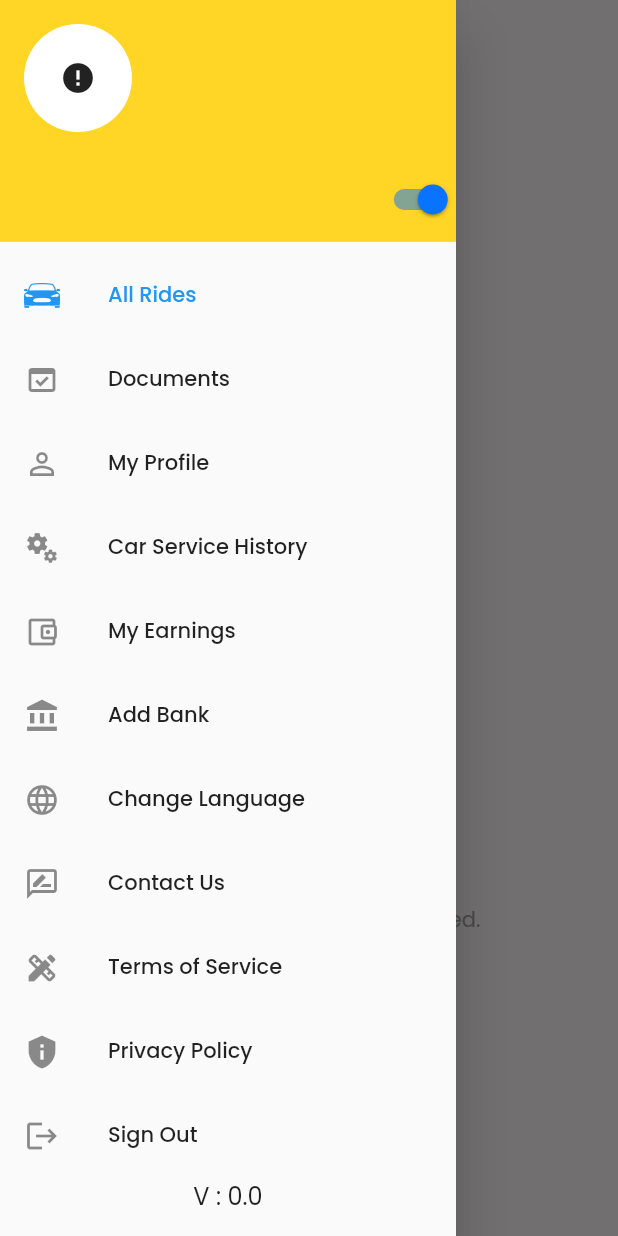
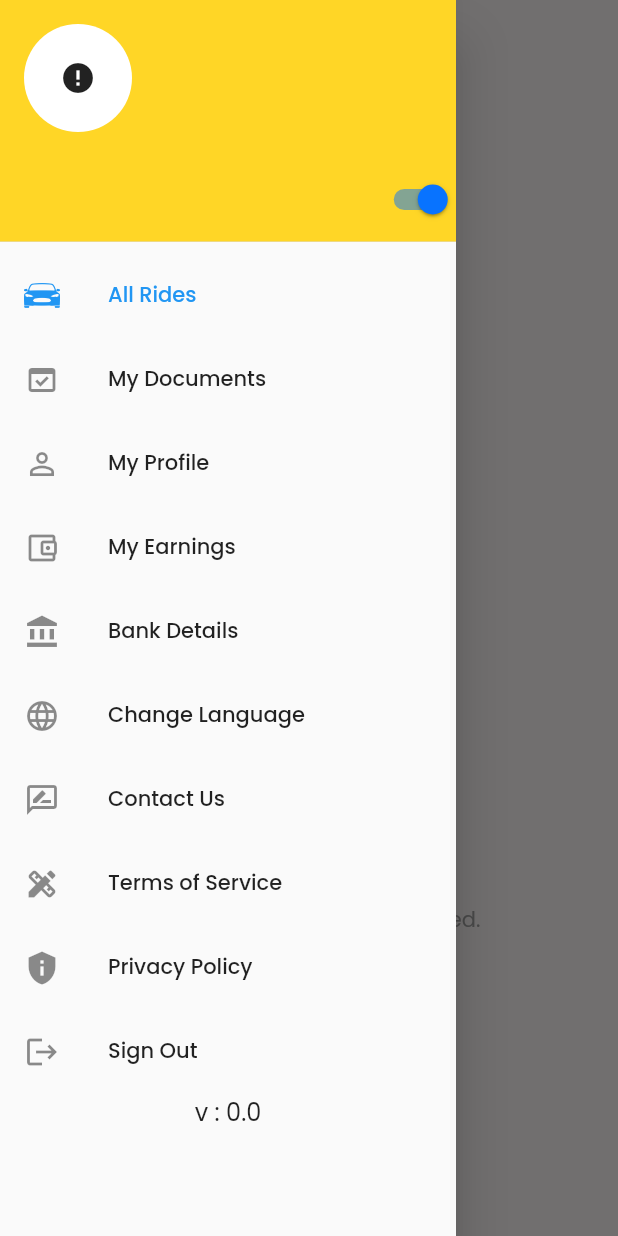
Before and after one commit to veidi-dev/apps, a Flutter app: the DashBoard screen opened directly, with the side drawer open, on a phone screen of 412 x 824 dp. Run offline on Flutter 3.47's test engine with Material 2 defaults, Android fonts, the phone set to English and light mode, and no system bars; drawn by our look-alikes of cached_network_image; our stand-ins replace cloud_firestore, dio, dotted_border, file_picker, firebase_auth, firebase_core and 22 more; missing offline and left inert: clipboard, flutter_braintree, flutter_google_places, flutter_polyline_points, flutter_stripe and 11 more; accounts and stored records are empty; network calls fail; statements that could not run were skipped.

Commit message:
Update para MVP settings. Falta: "On ride"

```diff
--- a/cabme_driver/lib/constant/constant.dart
+++ b/cabme_driver/lib/constant/constant.dart
@@ -29,8 +29,8 @@ class Constant {
   static String? taxName = 'Tax';
   static String? distanceUnit = "KM";
   static String? contactUsEmail = "",
-      contactUsAddress = "",
-      contactUsPhone = "";
+      contactUsAddress = "it@veidi.pt",
+      contactUsPhone = "+351925797913";
 
   static CollectionReference conversation =
       FirebaseFirestore.instance.collection('conversation');
--- a/cabme_driver/lib/controller/dash_board_controller.dart
+++ b/cabme_driver/lib/controller/dash_board_controller.dart
@@ -68,16 +68,16 @@ class DashBoardController extends GetxController {
   RxInt selectedDrawerIndex = 0.obs;
 
   final drawerItems = [
-    DrawerItem('All Rides'.tr, CupertinoIcons.car_detailed),
-    // DrawerItem('confirmed'.tr, CupertinoIcons.checkmark_circle),
-    // DrawerItem('on_ride'.tr, Icons.directions_boat_outlined),
-    // DrawerItem('completed'.tr, Icons.incomplete_circle_outlined),
-    // DrawerItem('canceled'.tr, Icons.cancel_outlined),
-    DrawerItem('Documents'.tr, Icons.domain_verification),
+    DrawerItem('all_rides'.tr, CupertinoIcons.car_detailed),
+    //DrawerItem('confirmed'.tr, CupertinoIcons.checkmark_circle),
+    //DrawerItem('on_ride'.tr, Icons.directions_boat_outlined),
+    //DrawerItem('completed'.tr, Icons.incomplete_circle_outlined),
+    //DrawerItem('canceled'.tr, Icons.cancel_outlined),
+    DrawerItem('documents'.tr, Icons.domain_verification),
     DrawerItem('my_profile'.tr, Icons.person_outline),
-    DrawerItem('Car Service History'.tr, Icons.miscellaneous_services),
-    DrawerItem('My Earnings'.tr, Icons.account_balance_wallet_outlined),
-    DrawerItem('Add Bank'.tr, Icons.account_balance),
+    // DrawerItem('Car Service History'.tr, Icons.miscellaneous_services),
+    DrawerItem('my_earnings'.tr, Icons.account_balance_wallet_outlined),
+    DrawerItem('add_bank'.tr, Icons.account_balance),
     DrawerItem('change_language'.tr, Icons.language),
     DrawerItem('contact_us'.tr, Icons.rate_review_outlined),
     DrawerItem('term_service'.tr, Icons.design_services),
@@ -171,19 +171,19 @@ class DashBoardController extends GetxController {
         return DocumentStatusScreen();
       case 2:
         return MyProfileScreen();
+      //case 3:
+      //return const CarServiceBookHistory();
       case 3:
-        return const CarServiceBookHistory();
+        return WalletScreen();
       case 4:
-        return WalletScreen();
+        return const ShowBankDetails();
       case 5:
-        return const ShowBankDetails();
+        return const LocalizationScreens(intentType: "dashBoard");
       case 6:
-        return const LocalizationScreens(intentType: "dashBoard");
+        return const ContactUsScreen();
       case 7:
-        return const ContactUsScreen();
+        return const TermsOfServiceScreen();
       case 8:
-        return const TermsOfServiceScreen();
-      case 9:
         return const PrivacyPolicyScreen();
       default:
         return const Text("Error");
--- a/cabme_driver/lib/lang/app_en.dart
+++ b/cabme_driver/lib/lang/app_en.dart
@@ -69,5 +69,9 @@ const Map<String, String> enUS = {
   'message': "Message",
   'submit_query_message': "Submit your Query",
   'term_service': "Terms of Service",
-  'privacy_policy': "Privacy Policy"
+  'privacy_policy': "Privacy Policy",
+  'all_rides': "All Rides",
+  'documents': "My Documents",
+  'my_earnings': "My Earnings",
+  'add_bank': "Bank Details"
 };
--- a/cabme_driver/lib/lang/app_pt.dart
+++ b/cabme_driver/lib/lang/app_pt.dart
@@ -1,32 +1,33 @@
 const Map<String, String> ptPO = {
   'into_dec_one':
-      "Crie uma conta, escolha uma carona, receba a confirmação da sua viagem, faça sua viagem, pague e anote o motorista!",
-  'intro_title_one': "Reserve um táxi",
-  'intro_title_two': "CHAMANDO",
-  'into_dec_two': "Comunique-se com qualquer driver \nchamando",
-  'intro_title_three': "Ganhar dinheiro",
+      "Trabalhe com base na sua conveniência, aceite transportes sempre que precisar.",
+  'intro_title_one': "Aceite um Pedido",
+  'intro_title_two': "Acompanhe em Tempo Real",
+  'into_dec_two':
+      "Pode saber de onde os seus clientes estão a fazer reservas com o acompanhamento em tempo real",
+  'intro_title_three': "Ganhe dinheiro",
   'into_dec_three':
-      "Aceite mais empregos e ganhe mais e continue aumentando os ganhos",
+      "Quanto mais transportes aceitar mais dinheiro vai ganhar no final do mês",
   'select_profile_photo': "Selecione uma foto para o seu perfil",
   'profile_message':
-      "Você deve destacar seu rosto e ombros na foto. em suma, devemos reconhecê-lo através da foto",
+      "Destque o seu rosto na foto. Devemos reconhecê-lo através da foto",
   'select_photo': "SELECIONE UMA FOTO",
   'please_select': "Por favor selecione",
   'gallery': "Galeria",
-  'camera': "Câmera",
+  'camera': "Camera",
   'select_identity_photo':
       "Selecione uma foto para o seu cartão de identificação nacional",
   'identity_message':
-      "Tire uma boa foto do seu cartão de identificação.Todas as informações necessárias devem vir na foto",
-  'select_language': "eleja seu idioma",
+      "Tire uma boa foto do seu cartão de identificação.Todas as informações necessárias devem vir na foto. Não se esqueça da parte de trás.",
+  'select_language': "Defina o seu idioma",
   'next': "Próximo",
   'done': "Feito",
-  'skip': "Pular",
-  'enter_information': "Insira \nsuas informações",
+  'skip': "Saltar",
+  'enter_information': "Insira as \nsuas informações",
   'phone': "Telefone",
   'password': "Senha",
   'required': "*requerido",
-  'forgot': "Esqueceu sua senha?",
+  'forgot': "Esqueceu a sua senha?",
   'login': "Conecte-se",
   'create': "Criar conta de cliente",
   'full_name': "Nome completo",
@@ -34,9 +35,9 @@ const Map<String, String> ptPO = {
   'address': "Endereço",
   'confirm_password': "Senha de conformidade",
   'send': "Mandar",
-  'already_register': "Já cadastrado, conecte-se",
+  'already_register': "Já registado, conecte-se",
   'home': "Casa",
-  'favorite_ride': "Passeio favorito",
+  'favorite_ride': "Viagem favorita",
   'new_ride': "Novo",
   'confirmed': "Confirmado",
   'on_ride': "A caminho",
@@ -55,7 +56,7 @@ const Map<String, String> ptPO = {
   'view_path': "Ver caminho",
   'call': "Ligar",
   'driver_name': "Nome do motorista",
-  'conform_your_ride': "Conforme seu passeio",
+  'conform_your_ride': "Confirme a sua viagem",
   'safe_message': "não me sinto seguro",
   'add_review': "Adicione uma avaliação",
   'paid': "Pago",
@@ -68,6 +69,10 @@ const Map<String, String> ptPO = {
   'title': "Título",
   'message': "Mensagem",
   'submit_query_message': "Envie sua consulta",
-  'term_service': "termos de serviço",
-  'privacy_policy': "Política de Privacidade"
+  'term_service': "Termos de Serviço",
+  'privacy_policy': "Política de Privacidade",
+  'all_rides': "Todas as Viagens",
+  'documents': "Documentos",
+  'my_earnings': "Rendimentos",
+  'add_bank': "Conta Bancária"
 };
--- a/cabme_driver/lib/page/add_bank_details/add_bank_account.dart
+++ b/cabme_driver/lib/page/add_bank_details/add_bank_account.dart
@@ -17,11 +17,11 @@ class AddBankAccount extends StatelessWidget {
   static final GlobalKey<FormState> _formKey = GlobalKey<FormState>();
 
   var bankNameController = TextEditingController();
-  var branchNameController = TextEditingController();
+  //var branchNameController = TextEditingController();
   var holderNameController = TextEditingController();
   var accountNumberController = TextEditingController();
-  var otherInformationController = TextEditingController();
-  var ifscCodeController = TextEditingController();
+  //var otherInformationController = TextEditingController();
+  //var ifscCodeController = TextEditingController();
 
   @override
   Widget build(BuildContext context) {
@@ -30,16 +30,16 @@ class AddBankAccount extends StatelessWidget {
       initState: (state) {
         bankNameController = TextEditingController(
             text: state.controller!.bankDetails.value.bankName);
-        branchNameController = TextEditingController(
-            text: state.controller!.bankDetails.value.branchName);
+        // branchNameController = TextEditingController(
+        //   text: state.controller!.bankDetails.value.branchName);
         holderNameController = TextEditingController(
             text: state.controller!.bankDetails.value.holderName);
         accountNumberController = TextEditingController(
             text: state.controller!.bankDetails.value.accountNo);
-        otherInformationController = TextEditingController(
-            text: state.controller!.bankDetails.value.otherInfo);
-        ifscCodeController = TextEditingController(
-            text: state.controller!.bankDetails.value.ifscCode);
+        // otherInformationController = TextEditingController(
+        //   text: state.controller!.bankDetails.value.otherInfo);
+        // ifscCodeController = TextEditingController(
+        //   text: state.controller!.bankDetails.value.ifscCode);
       },
       builder: (controller) {
         return Scaffold(
@@ -109,7 +109,7 @@ class AddBankAccount extends StatelessWidget {
                                   contentPadding: EdgeInsets.all(8)),
                             ),
                           ),
-                          Padding(
+                          /* Padding(
                             padding: const EdgeInsets.only(top: 18.0),
                             child: Text(
                               'Branch Name',
@@ -149,7 +149,7 @@ class AddBankAccount extends StatelessWidget {
                                   ),
                                   contentPadding: EdgeInsets.all(8)),
                             ),
-                          ),
+                          ),*/
                           Padding(
                             padding: const EdgeInsets.only(top: 18.0),
                             child: Text(
@@ -194,7 +194,7 @@ class AddBankAccount extends StatelessWidget {
                           Padding(
                             padding: const EdgeInsets.only(top: 18.0),
                             child: Text(
-                              'Account Number',
+                              'Account Number (IBAN)',
                               style: TextStyle(
                                   color: Colors.black.withOpacity(0.50),
                                   fontWeight: FontWeight.w500),
@@ -232,7 +232,7 @@ class AddBankAccount extends StatelessWidget {
                                   contentPadding: EdgeInsets.all(8)),
                             ),
                           ),
-                          Padding(
+                          /* Padding(
                             padding: const EdgeInsets.only(top: 18.0),
                             child: Text(
                               'IFSC Code',
@@ -240,8 +240,8 @@ class AddBankAccount extends StatelessWidget {
                                   color: Colors.black.withOpacity(0.50),
                                   fontWeight: FontWeight.w500),
                             ),
-                          ),
-                          Padding(
+                          ),*/
+                          /*Padding(
                             padding: const EdgeInsets.only(top: 8),
                             child: TextFormField(
                               controller: ifscCodeController,
@@ -313,7 +313,7 @@ class AddBankAccount extends StatelessWidget {
                                   ),
                                   contentPadding: EdgeInsets.all(8)),
                             ),
-                          ),
+                          ),*/
                           Center(
                             child: Padding(
                               padding: const EdgeInsets.only(top: 45),
@@ -328,12 +328,11 @@ class AddBankAccount extends StatelessWidget {
                                         Preferences.getInt(Preferences.userId)
                                             .toString(),
                                     'bank_name': bankNameController.text,
-                                    'branch_name': branchNameController.text,
+                                    'branch_name': 'NÃO PREENCHER',
                                     'holder_name': holderNameController.text,
                                     'account_no': accountNumberController.text,
-                                    'information':
-                                        otherInformationController.text,
-                                    'ifsc_code': ifscCodeController.text
+                                    'information': 'NÃO PREENCHER',
+                                    'ifsc_code': 'NÃO PREENCHER',
                                   };
 
                                   controller
@@ -343,7 +342,7 @@ class AddBankAccount extends StatelessWidget {
                                       Get.back(result: true);
                                     } else {
                                       ShowToastDialog.showToast(
-                                          "Something want wrong.");
+                                          "Something went wrong.");
                                     }
                                   });
                                 }
--- a/cabme_driver/lib/page/add_bank_details/show_bank_details.dart
+++ b/cabme_driver/lib/page/add_bank_details/show_bank_details.dart
@@ -116,7 +116,7 @@ class ShowBankDetails extends StatelessWidget {
                                   ],
                                 ),
                               ),
-                              Padding(
+                              /*  Padding(
                                 padding:
                                     const EdgeInsets.only(left: 10, top: 20),
                                 child: Column(
@@ -156,7 +156,7 @@ class ShowBankDetails extends StatelessWidget {
                                     )
                                   ],
                                 ),
-                              ),
+                              ),*/
                               Padding(
                                 padding:
                                     const EdgeInsets.only(left: 10, top: 20),
@@ -239,7 +239,7 @@ class ShowBankDetails extends StatelessWidget {
                                   ],
                                 ),
                               ),
-                              Padding(
+                              /*Padding(
                                 padding:
                                     const EdgeInsets.only(left: 10, top: 20),
                                 child: Column(
@@ -320,7 +320,7 @@ class ShowBankDetails extends StatelessWidget {
                                     )
                                   ],
                                 ),
-                              ),
+                              ),*/
                               Padding(
                                 padding: const EdgeInsets.only(
                                     top: 20, left: 25, right: 25),
--- a/cabme_driver/lib/page/dash_board.dart
+++ b/cabme_driver/lib/page/dash_board.dart
@@ -195,7 +195,7 @@ class DashBoard extends StatelessWidget {
                   )),
           Column(children: drawerOptions),
           Text(
-            'V : ${Constant.appVersion}',
+            'v : ${Constant.appVersion}',
             textAlign: TextAlign.center,
             style: const TextStyle(fontSize: 16),
           ),
--- a/cabme_driver/lib/page/wallet/wallet_screen.dart
+++ b/cabme_driver/lib/page/wallet/wallet_screen.dart
@@ -318,7 +318,7 @@ class WalletScreen extends StatelessWidget {
                                       fontWeight: FontWeight.w800),
                                 ),
                               ),
-                              Padding(
+                              /* Padding(
                                 padding: const EdgeInsets.only(top: 4),
                                 child: Row(
                                   crossAxisAlignment: CrossAxisAlignment.start,
@@ -344,7 +344,7 @@ class WalletScreen extends StatelessWidget {
                                     ),
                                   ],
                                 ),
-                              ),
+                              ),*/
                             ],
                           ),
                         ),
```
